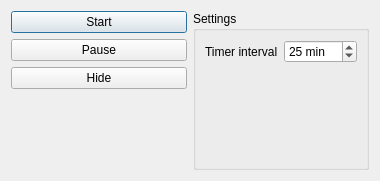
Above: src/SettingsDialog.ui from vstancl/TinyPom before the change. Below: the same form after it.
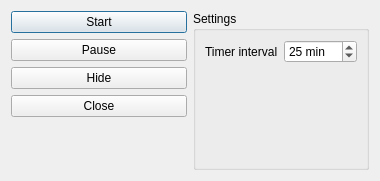
That is the form after the change.

Commit message: Settings in QSettings

Patch:
```diff
--- a/src/SettingsDialog.ui
+++ b/src/SettingsDialog.ui
@@ -37,6 +37,13 @@
        </property>
       </widget>
      </item>
+     <item>
+      <widget class="QPushButton" name="pushButtonClose">
+       <property name="text">
+        <string>Close</string>
+       </property>
+      </widget>
+     </item>
      <item>
       <spacer name="verticalSpacer">
        <property name="orientation">
```
Left out of the diff: 2 changed lines with no effect on the pictures. The commit also changes 8 other files.
